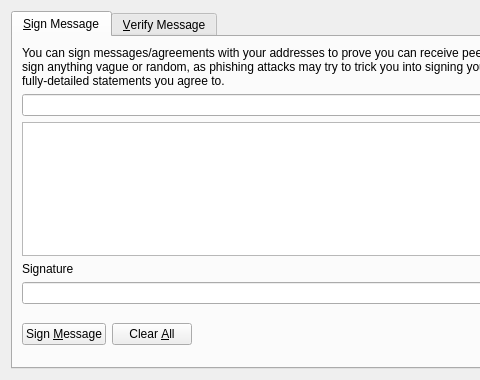
This is src/qt/forms/signverifymessagedialog.ui in equalishcoin/equalishcoind as Qt 5 draws it before an edit; both pictures show x 0 to 480 and y 0 to 380 of the 700 by 380 pixel window. The edited form follows.
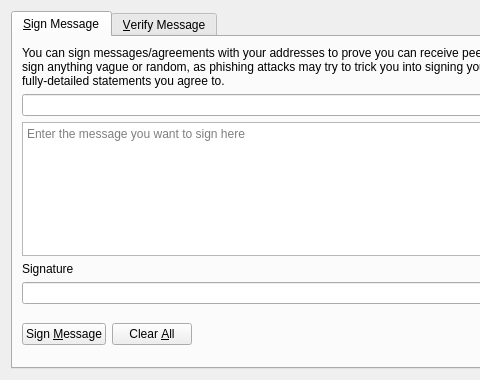
This is the edited form. Icons and pictures are not drawn. Custom widgets are drawn as their Qt base class.

Commit message: gui: Add placeholder text to the sign message field

```diff
--- a/src/qt/forms/signverifymessagedialog.ui
+++ b/src/qt/forms/signverifymessagedialog.ui
@@ -99,6 +99,9 @@
          <property name="toolTip">
           <string>Enter the message you want to sign here</string>
          </property>
+         <property name="placeholderText">
+          <string>Enter the message you want to sign here</string>
+         </property>
         </widget>
        </item>
        <item>
```
